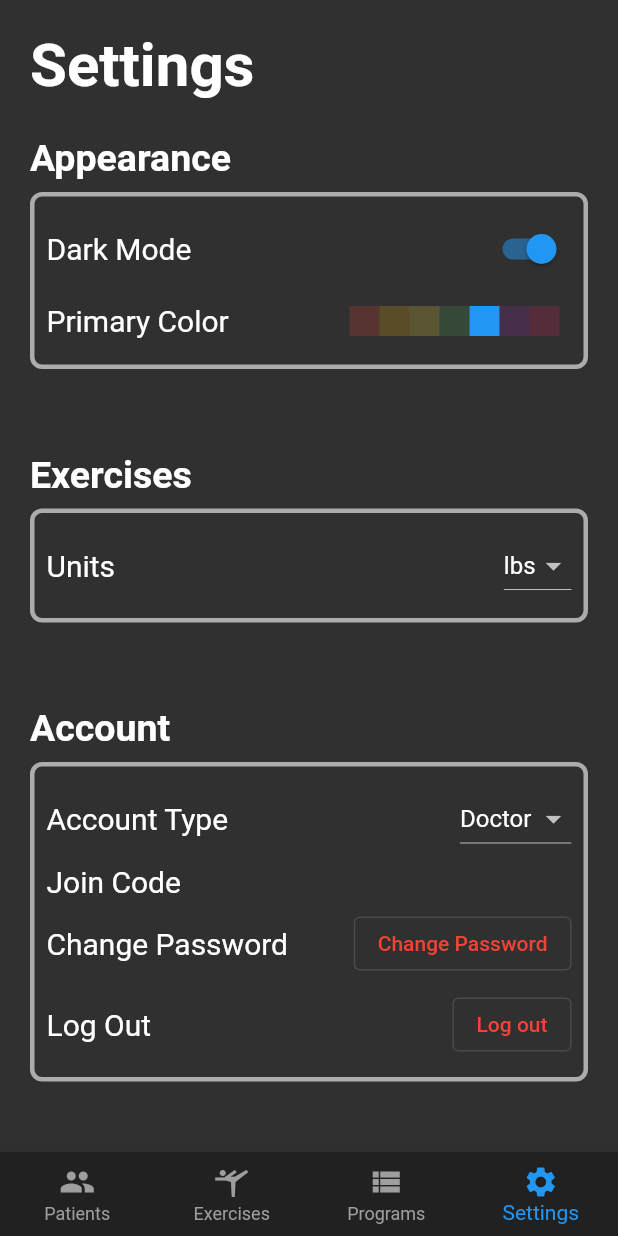
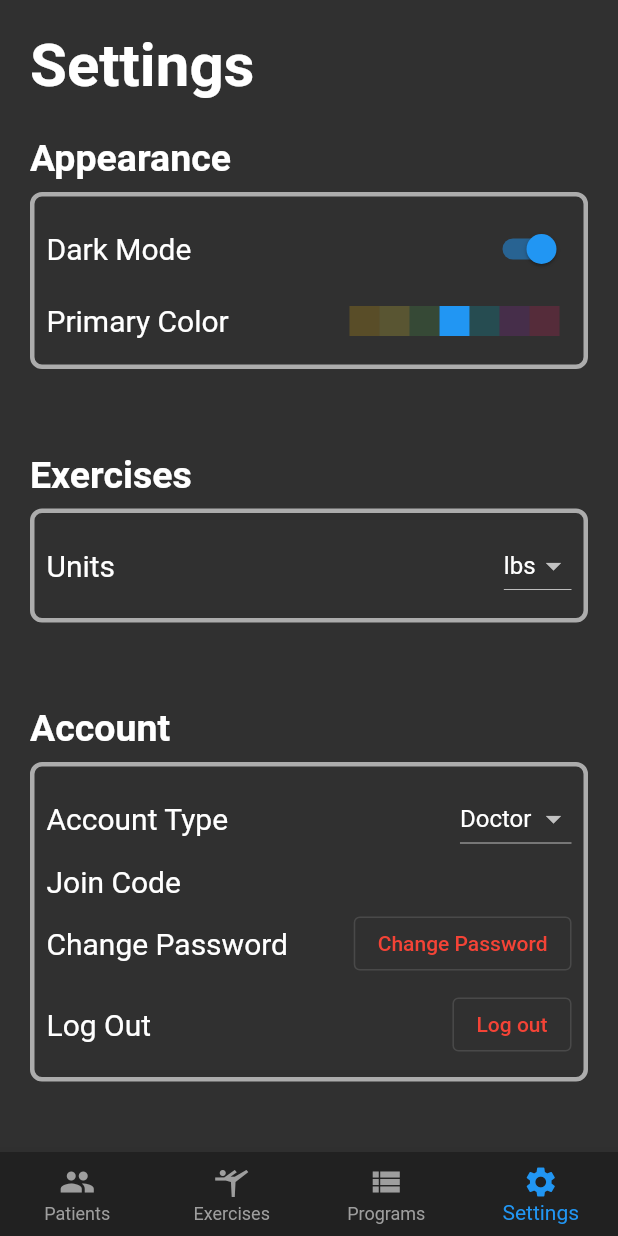
Before and after one commit to MatthewGreenspun/pt-program-app, a Flutter app: the RootContainer screen opened by its route, item 4 of the bottom bar chosen, on a phone screen of 412 x 824 dp. Run offline on Flutter 3.47's test engine with Material 2 defaults, Android fonts, the phone set to English and light mode, and no system bars; our stand-ins replace flutter_mobx, flutter_secure_storage, mobx, shared_preferences; accounts and stored records are empty; generated files the repository leaves out were written again; network calls fail.

Commit message:
add cyan to colors list

```diff
--- a/mobile/lib/screens/settings/settings.dart
+++ b/mobile/lib/screens/settings/settings.dart
@@ -13,11 +13,11 @@ import "package:provider/provider.dart";
 
 class Settings extends StatelessWidget {
   static const colorChoices = [
-    Colors.red,
     Colors.amber,
     Colors.yellow,
     Colors.green,
     Colors.blue,
+    Colors.cyan,
     Colors.purple,
     Colors.pink
   ];
```
